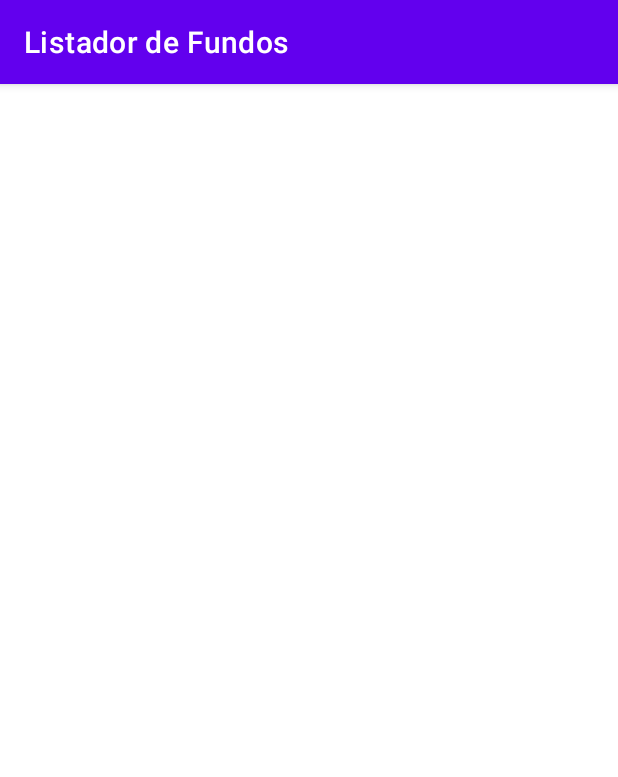
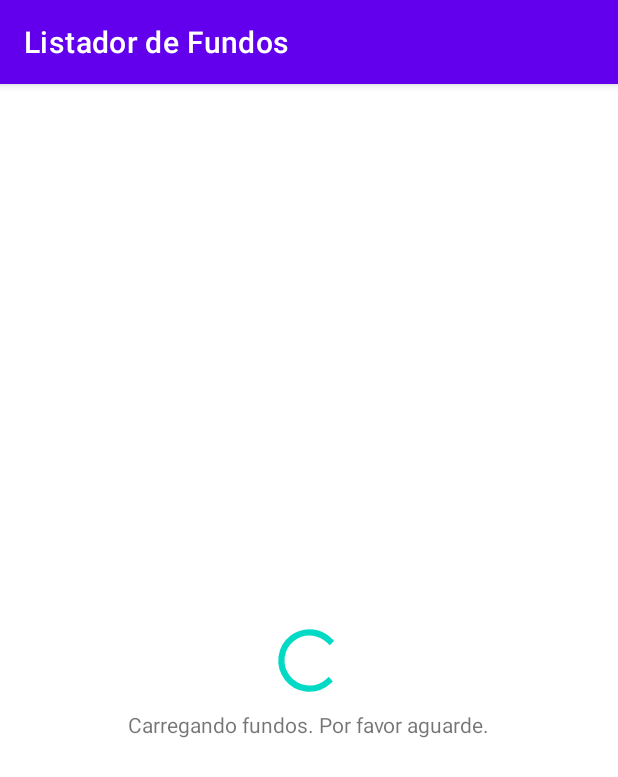
Before and after one commit to R-Vaccari/listador-de-fundos, an Android app: the screen it shows after launch (MainActivity), on a phone screen of 412 x 824 dp. Shown: the top 777 px of the screen. Run offline under Robolectric (Android 15) with nearby library versions, the phone set to English and light mode, and no system bars; pictures from the network do not load.

Commit message:
Loading widget and text. Expanded model with more fields, adapted Adapter and card layout accordingly

```diff
--- a/app/src/main/java/com/rvapp/listadordefundos/FundoProvider.java
+++ b/app/src/main/java/com/rvapp/listadordefundos/FundoProvider.java
@@ -28,8 +28,8 @@ public class FundoProvider {
     }
 
     static class NetworkRunnable implements Runnable {
-        private Handler mainHandler = new Handler(Looper.getMainLooper());
-        private WeakReference<FundoViewModel> weakReference;
+        private final Handler mainHandler = new Handler(Looper.getMainLooper());
+        private final WeakReference<FundoViewModel> weakReference;
 
         public NetworkRunnable(FundoViewModel viewModel) {
             weakReference = new WeakReference<>(viewModel);
--- a/app/src/main/java/com/rvapp/listadordefundos/MainActivity.java
+++ b/app/src/main/java/com/rvapp/listadordefundos/MainActivity.java
@@ -1,15 +1,14 @@
 package com.rvapp.listadordefundos;
 
 import android.os.Bundle;
+import android.view.View;
 
 import androidx.appcompat.app.AppCompatActivity;
-import androidx.lifecycle.Observer;
+import androidx.core.widget.ContentLoadingProgressBar;
 import androidx.recyclerview.widget.LinearLayoutManager;
 import androidx.recyclerview.widget.RecyclerView;
 
-import com.rvapp.listadordefundos.entidades.Fundo;
-
-import java.util.List;
+import com.google.android.material.textview.MaterialTextView;
 
 public class MainActivity extends AppCompatActivity {
     private FundoViewModel viewModel;
@@ -20,15 +19,16 @@ public class MainActivity extends AppCompatActivity {
         super.onCreate(savedInstanceState);
         setContentView(R.layout.activity_main);
         RecyclerView recyclerView = findViewById(R.id.main_recyclerView);
+        ContentLoadingProgressBar progressBar = findViewById(R.id.main_progressBar);
+        MaterialTextView progressText = findViewById(R.id.main_progressText);
         configureRecycler(recyclerView);
 
         viewModel = new FundoViewModel(getApplication());
-        viewModel.getFundos().observe(this, new Observer<List<Fundo>>() {
-            @Override
-            public void onChanged(List<Fundo> fundos) {
-                adapter.setListFundos(fundos);
-                adapter.notifyDataSetChanged();
-            }
+        viewModel.getFundos().observe(this, fundos -> {
+            progressBar.hide();
+            progressText.setVisibility(View.GONE);
+            adapter.setListFundos(fundos);
+            adapter.notifyDataSetChanged();
         });
     }
 
@@ -36,7 +36,6 @@ public class MainActivity extends AppCompatActivity {
         RecyclerView.LayoutManager layoutManager = new LinearLayoutManager(this);
         adapter = new FundoAdapter();
         adapter.setHasStableIds(true);
-
         recyclerView.setLayoutManager(layoutManager);
         recyclerView.setAdapter(adapter);
     }
--- a/app/src/main/res/layout/activity_main.xml
+++ b/app/src/main/res/layout/activity_main.xml
@@ -10,4 +10,26 @@
         android:layout_width="match_parent"
         android:layout_height="match_parent"
         android:id="@+id/main_recyclerView" />
+
+    <androidx.core.widget.ContentLoadingProgressBar
+        style="@style/Widget.AppCompat.ProgressBar"
+        android:id="@+id/main_progressBar"
+        android:layout_width="50dp"
+        android:layout_height="50dp"
+        android:indeterminate="true"
+        android:visibility="visible"
+        app:layout_constraintBottom_toBottomOf="parent"
+        app:layout_constraintEnd_toEndOf="parent"
+        app:layout_constraintStart_toStartOf="parent"
+        app:layout_constraintTop_toTopOf="parent" />
+
+    <com.google.android.material.textview.MaterialTextView
+        android:id="@+id/main_progressText"
+        android:layout_width="wrap_content"
+        android:layout_height="wrap_content"
+        android:text="@string/carregando_fundos"
+        android:layout_marginTop="8dp"
+        app:layout_constraintEnd_toEndOf="parent"
+        app:layout_constraintStart_toStartOf="parent"
+        app:layout_constraintTop_toBottomOf="@+id/main_progressBar" />
 </androidx.constraintlayout.widget.ConstraintLayout>
--- a/app/src/main/res/values/strings.xml
+++ b/app/src/main/res/values/strings.xml
@@ -1,3 +1,4 @@
 <resources>
     <string name="app_name">Listador de Fundos</string>
+    <string name="carregando_fundos">Carregando fundos. Por favor aguarde.</string>
 </resources>
```
Also changed, not shown: app/src/main/java/com/rvapp/listadordefundos/FundoAdapter.java (+6 -3 lines), app/src/main/java/com/rvapp/listadordefundos/entidades/Fundo.java (+20 -5 lines), app/src/main/java/com/rvapp/listadordefundos/entidades/Specification.java (added, +35 -0 lines), app/src/main/res/layout/card_fundo.xml (+12 -2 lines).
